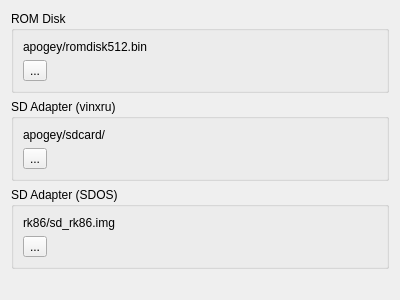
Before: the Qt Designer form src/qt/qtApogeyConfig.ui in vpyk/emu80v4, drawn with Qt 5.
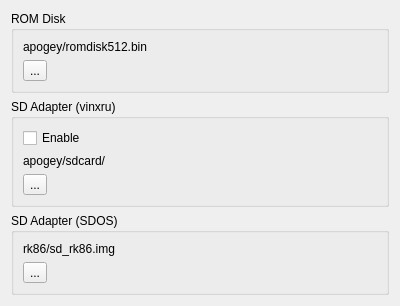
After: the same form once the commit is applied.

What changed in the file:
```diff
--- a/src/qt/qtApogeyConfig.ui
+++ b/src/qt/qtApogeyConfig.ui
@@ -67,6 +67,13 @@
       <string>SD Adapter (vinxru)</string>
      </property>
      <layout class="QVBoxLayout" name="verticalLayout_3">
+      <item>
+       <widget class="QCheckBox" name="sdEnableCheckBox">
+        <property name="text">
+         <string>Enable</string>
+        </property>
+       </widget>
+      </item>
       <item>
        <widget class="QLabel" name="sdLabel">
         <property name="maximumSize">
```
